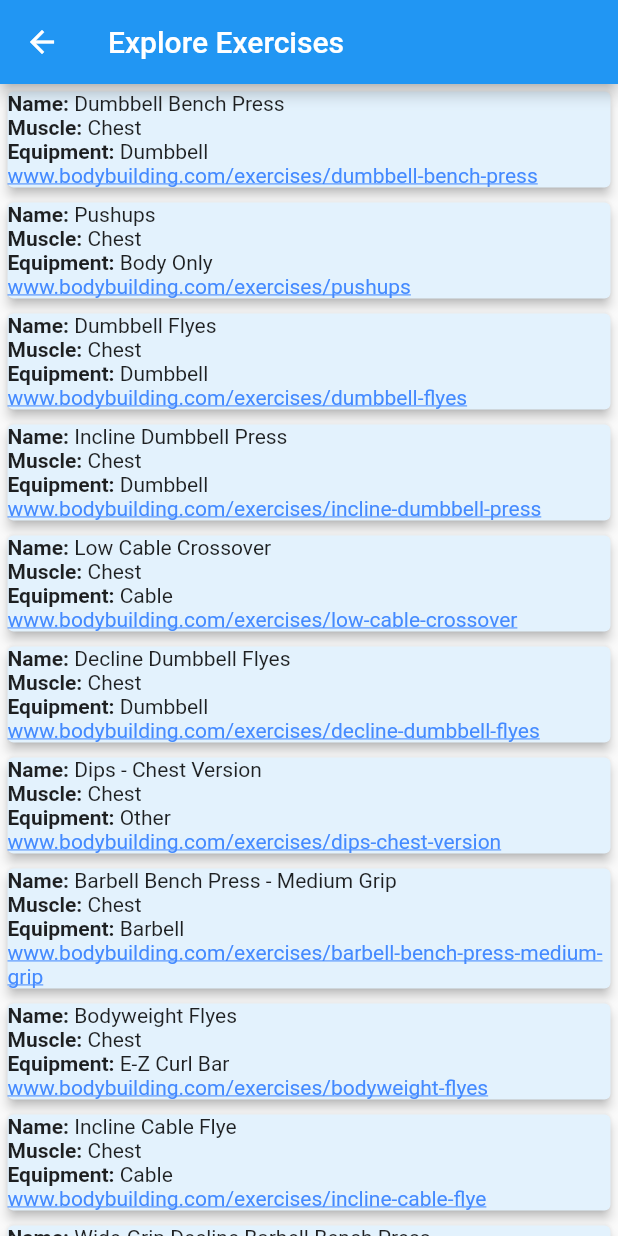
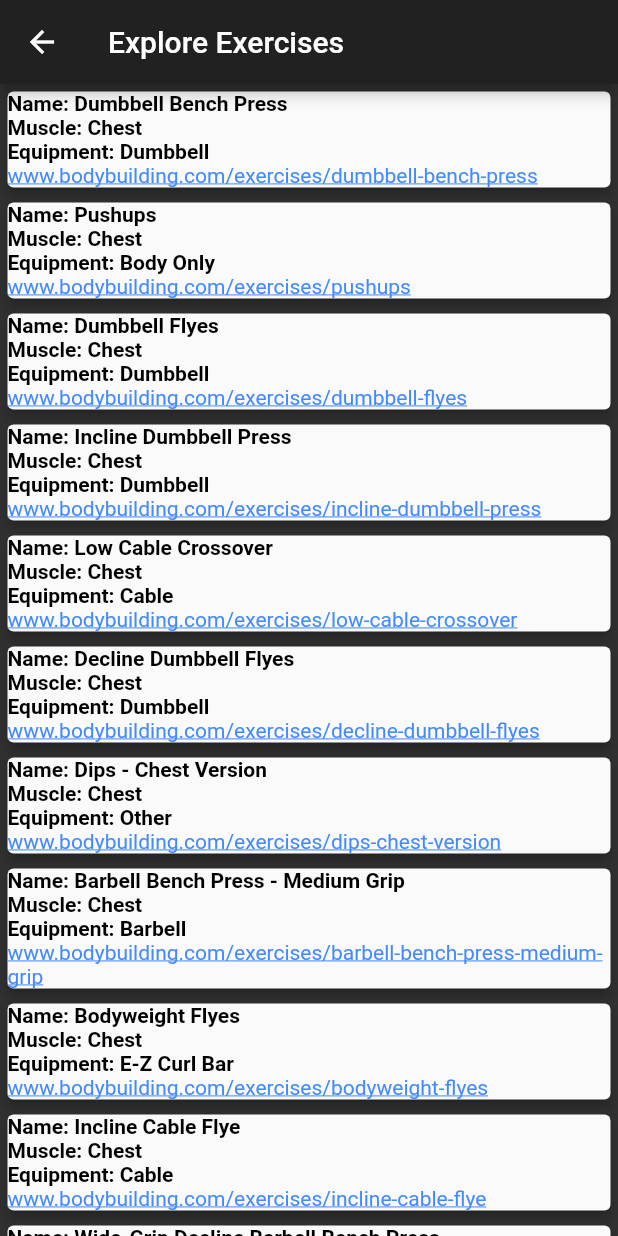
Before and after one commit to ChicoState/WorkoutPlanner, a Flutter app: the ExercisesPage screen opened directly, on a phone screen of 412 x 824 dp. Run offline on Flutter 3.47's test engine with Material 2 defaults, Android fonts, the phone set to English and light mode, and no system bars; drawn by our look-alikes of flutter_linkify; our stand-ins replace cloud_firestore, firebase_auth, sqflite; missing offline and left inert: flutter_picker; accounts and stored records are empty.

Commit message:
implemented dark theme, but can't switch back to light theme

```diff
--- a/workout_planner/lib/exercisesPage.dart
+++ b/workout_planner/lib/exercisesPage.dart
@@ -35,24 +35,24 @@ class _ExercisesPage extends State<ExercisesPage>
                 itemBuilder: (BuildContext context, int index){
                   return Card(
                     margin: EdgeInsets.all(5),
-                    color: Colors.blue[50],
+                    color: Colors.grey[50],
                     elevation: 3,
                     child: Column(
                       crossAxisAlignment: CrossAxisAlignment.stretch,
                       children: <Widget>[
                         Row(children: <Widget> [
-                          Text("Name: ", style: TextStyle(fontWeight: FontWeight.bold)),
-                          Text("${jsonData[index]['workout']}") ],
+                          Text("Name: ", style: TextStyle(fontWeight: FontWeight.bold, color: Colors.black)),
+                          Text("${jsonData[index]['workout']}",style: TextStyle(fontWeight: FontWeight.bold,color: Colors.black)) ],
                         ),
 
                         Row(children: <Widget> [
-                          Text("Muscle: ", style: TextStyle(fontWeight: FontWeight.bold)),
-                          Text("${jsonData[index]['muscle_target']}") ],
+                          Text("Muscle: ", style: TextStyle(fontWeight: FontWeight.bold, color: Colors.black)),
+                          Text("${jsonData[index]['muscle_target']}",style: TextStyle(fontWeight: FontWeight.bold,color: Colors.black)) ],
                         ),
 
                         Row(children: <Widget> [
-                          Text("Equipment: ", style: TextStyle(fontWeight: FontWeight.bold)),
-                          Text("${jsonData[index]['equipment_type']}") ],
+                          Text("Equipment: ", style: TextStyle(fontWeight: FontWeight.bold, color: Colors.black)),
+                          Text("${jsonData[index]['equipment_type']}",style: TextStyle(fontWeight: FontWeight.bold,color: Colors.black)) ],
                         ),
 
                         Container(
--- a/workout_planner/lib/main.dart
+++ b/workout_planner/lib/main.dart
@@ -17,7 +17,7 @@ class App extends StatelessWidget
   {
     return MaterialApp(
       title: "Workout Planner",
-      //theme: ThemeData.dark(),
+      theme: ThemeData.dark(),
       home: RootPage(auth: Auth())
     );
   }
```
Also changed, not shown: workout_planner/lib/myGoalsPage.dart (+10 -8 lines), workout_planner/lib/myPersonalInfoPage.dart (+9 -9 lines), workout_planner/lib/workoutPlanPage.dart (+24 -15 lines).
